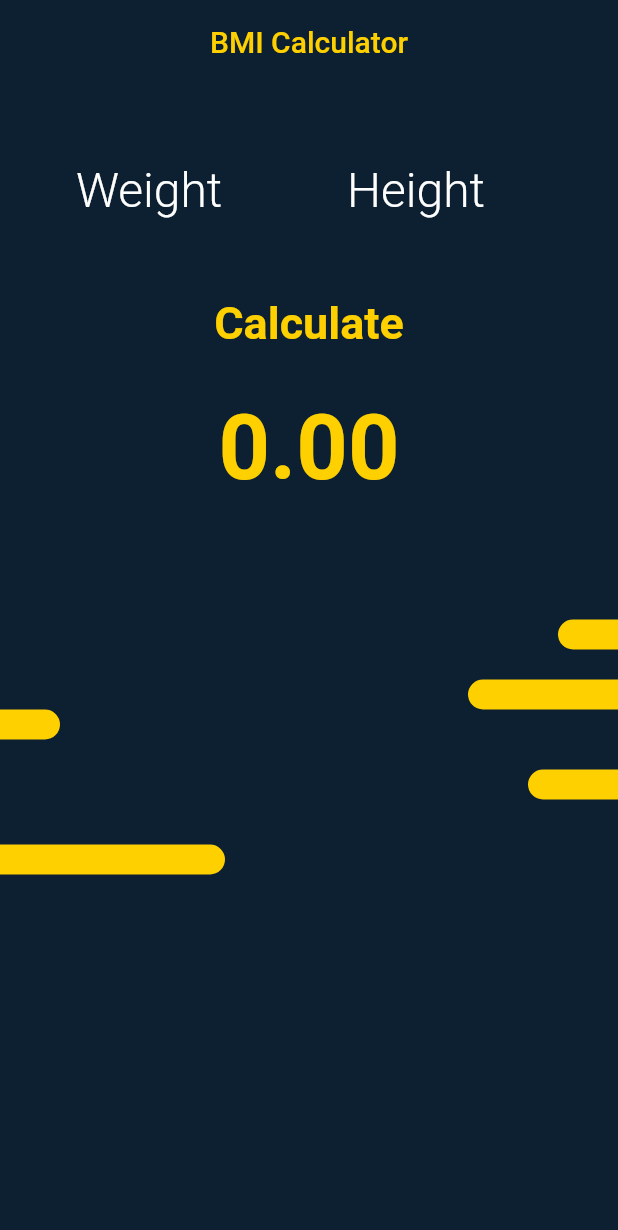
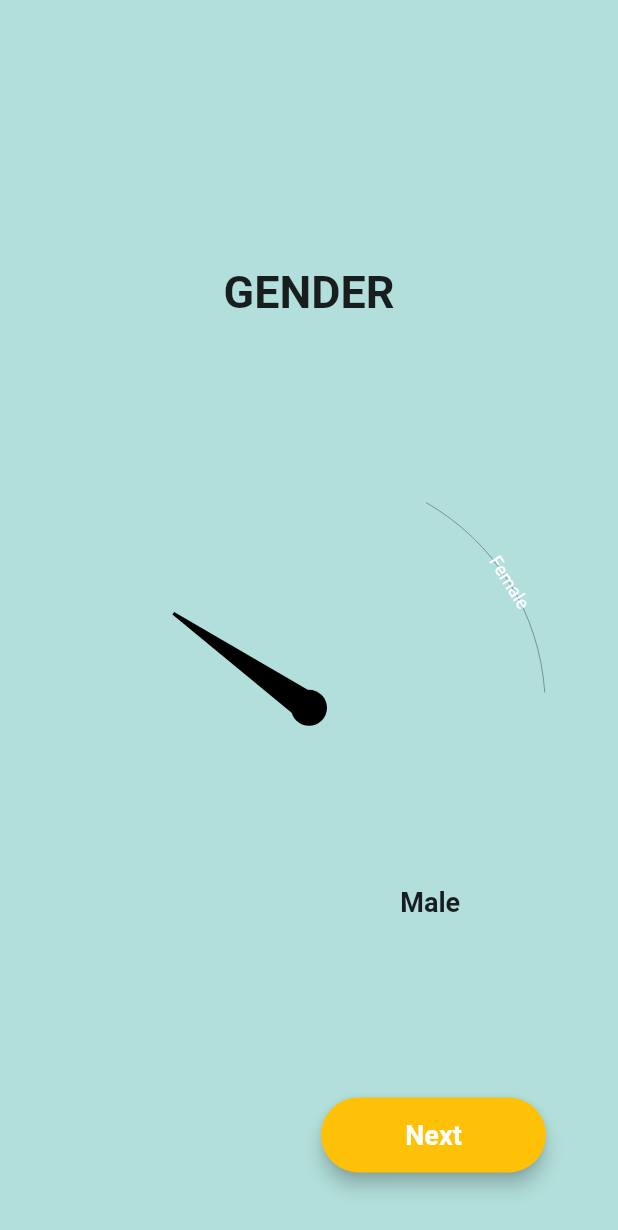
Before and after one commit to godsday/Flutter-BMI-Calculator, a Flutter app: the screen it shows after launch, on a phone screen of 412 x 824 dp. Shown: the top 1230 px of the screen. Run offline on Flutter 3.47's test engine with Material 2 defaults, Android fonts, the light colour scheme and no system bars; drawn by our look-alikes of syncfusion_flutter_gauges; our stand-ins replace get, hexcolor.

Commit message:
new dsign

```diff
--- a/lib/constants/app_const.dart
+++ b/lib/constants/app_const.dart
@@ -2,4 +2,4 @@ import 'package:flutter/material.dart';
 import 'package:hexcolor/hexcolor.dart';
 
  Color mainHexcolor =HexColor("#0C2032");
- Color accentHexColor = HexColor("#FFD000");
+ Color accentHexColor = HexColor("#DAC4F7");
--- a/lib/main.dart
+++ b/lib/main.dart
@@ -1,5 +1,6 @@
 
 import 'package:flutter/material.dart';
+import 'package:get/get.dart';
 
 import 'package:gmi_calculator/screen/screen_splash.dart';
 
@@ -12,9 +13,9 @@ class MyApp extends StatelessWidget {
   @override
   Widget build(BuildContext context) {
     WidgetsFlutterBinding.ensureInitialized();
-    return const MaterialApp(
+    return  GetMaterialApp(
       debugShowCheckedModeBanner: false,
-
+    theme: ThemeData(primarySwatch: Colors.blueGrey),
       home:  SplashScreen(),
 
 
--- /dev/null
+++ b/lib/screen/screen_gender/screen_gender.dart
@@ -0,0 +1,118 @@
+
+
+
+
+import 'package:flutter/material.dart';
+import 'package:get/get.dart';
+import 'package:syncfusion_flutter_gauges/gauges.dart';
+
+import '../screen_weight/screen_weight.dart';
+
+class GenderScreen extends StatelessWidget {
+  const GenderScreen({Key? key}) : super(key: key);
+
+  @override
+  Widget build(BuildContext context) {
+    return Scaffold(
+    //  appBar: AppBar(title: Text(""),),
+    backgroundColor: Colors.teal.shade100,
+      body: SafeArea(child: Column(
+        mainAxisAlignment: MainAxisAlignment.spaceAround,
+        children: [
+          const SizedBox(height: 50,),
+          const Text("GENDER",style:  TextStyle(
+            fontSize: 30,
+            fontWeight: FontWeight.bold
+          ),),
+         // SizedBox(height: 00,),
+         SizedBox(
+           child: SfRadialGauge(
+            axes:<RadialAxis> [
+              RadialAxis(
+                showLabels: false,
+                showAxisLine: false,
+                showTicks: false,
+                maximum: 99,
+                radiusFactor: 0.9,
+                ranges: <GaugeRange>[
+                GaugeRange(startValue: 20, endValue: 40,
+                label: "Male",
+                 startWidth: 0,
+                endWidth: 10,
+                sizeUnit:GaugeSizeUnit.factor,
+                color: Colors.black12,),
+                  GaugeRange(startValue: 40, endValue: 60,
+                label: "Other",
+                 startWidth: 0,
+                endWidth: 10,
+                sizeUnit:GaugeSizeUnit.factor ,
+               color: Colors.cyan.shade300,
+                ),
+                GaugeRange(startValue: 60, endValue: 80,
+                label: "Female",
+                 color: Colors.blueGrey.shade400,
+
+                   labelStyle: const GaugeTextStyle(
+                    ),
+                startWidth: 10,
+                endWidth:0,
+                sizeUnit: GaugeSizeUnit.factor,),],
+                   pointers: const <GaugePointer>[
+              NeedlePointer(
+
+                  value: 30,
+                  needleLength: 0.7,
+                  enableAnimation: true,
+                  enableDragging: true,
+                  knobStyle: KnobStyle(
+                    knobRadius: 12,
+                    sizeUnit: GaugeSizeUnit.logicalPixel,
+
+                  ))
+            ],
+
+            annotations:const<GaugeAnnotation> [
+               GaugeAnnotation(widget:   Text("Male",style:  TextStyle(
+            fontSize: 18,
+            fontWeight: FontWeight.bold)),
+              positionFactor: 1,
+              angle: 58,
+              )
+
+            ],
+
+              )
+
+            ],
+
+           ),
+         ),
+        //  Row(
+        //   mainAxisAlignment: MainAxisAlignment.spaceAround,
+        //   children: [
+        //   SizedBox(width:70),
+        //   Text("Male",style: TextStyle(
+        //     fontSize: 18,
+        //     fontWeight: FontWeight.bold))
+        //  ],),
+         Row(
+          mainAxisAlignment: MainAxisAlignment.spaceAround,
+           children: [
+            const SizedBox(width:70 ,),
+             ElevatedButton(onPressed: (){
+              Get.to(const WeightScreen());
+             },
+             style: ElevatedButton.styleFrom(fixedSize: const Size(150, 50),elevation: 5,primary: Colors.amber,
+              shape: RoundedRectangleBorder(borderRadius: BorderRadius.circular(30))),
+              child: const Text("Next",style:  TextStyle(
+            fontSize: 18,
+            fontWeight: FontWeight.bold))),
+           ],
+         )
+
+        ],
+      )),
+    );
+
+  }
+}
--- a/lib/screen/screen_home.dart
+++ /dev/null
@@ -1,160 +0,0 @@
-import 'package:flutter/material.dart';
-import 'package:gmi_calculator/constants/app_const.dart';
-import 'package:gmi_calculator/widgets/left_bar.dart';
-import 'package:gmi_calculator/widgets/right_bar.dart';
-
-class HomeScreen extends StatefulWidget {
-  const HomeScreen({Key? key}) : super(key: key);
-
-  @override
-  State<HomeScreen> createState() => _HomeScreenState();
-}
-
-class _HomeScreenState extends State<HomeScreen> {
-  final _weightcontroller = TextEditingController();
-  final _heightcontroller = TextEditingController();
-
-  @override
-  Widget build(BuildContext context) {
-    double _bmiResult = 0;
-    String _textResult = "";
-
-    return Scaffold(
-        appBar: AppBar(
-          title: Text(
-            'BMI Calculator',
-            style: TextStyle(
-                color: accentHexColor,
-                fontSize: 20,
-                fontWeight: FontWeight.w500),
-          ),
-          backgroundColor: Colors.transparent,
-          elevation: 0,
-          centerTitle: true,
-        ),
-        backgroundColor: mainHexcolor,
-        body: SingleChildScrollView(
-            child: Column(children: [
-          const SizedBox(
-            height: 40,
-          ),
-
-          Row(mainAxisAlignment: MainAxisAlignment.spaceEvenly, children: [
-            Container(
-              width: 130,
-              child: TextField(
-                controller: _weightcontroller,
-                keyboardType: TextInputType.number,
-                style: TextStyle(
-                    fontSize: 32,
-                    color: accentHexColor,
-                    fontWeight: FontWeight.w300),
-                decoration: const InputDecoration(
-                    hintText: 'Weight',
-                    border: InputBorder.none,
-                    hintStyle: TextStyle(
-                        fontSize: 32,
-                        fontWeight: FontWeight.w300,
-                        color: Colors.white)),
-              ),
-            ),
-            Container(
-              width: 130,
-              child: TextField(
-                controller: _heightcontroller,
-                keyboardType: TextInputType.number,
-                style: TextStyle(
-                    fontSize: 32,
-                    color: accentHexColor,
-                    fontWeight: FontWeight.w300),
-                decoration: const InputDecoration(
-                    hintText: 'Height',
-                    border: InputBorder.none,
-                    hintStyle: TextStyle(
-                        fontSize: 32,
-                        fontWeight: FontWeight.w300,
-                        color: Colors.white)),
-              ),
-            ),
-          ]),
-
-          const SizedBox(
-            height: 40,
-          ),
-          // ignore: avoid_unnecessary_containers
-           GestureDetector(
-            onTap: () {
-              double _h = double.parse(_heightcontroller.text);
-              double _w = double.parse(_weightcontroller.text);
-              setState(() {
-                print('object');
-                _bmiResult = (_w / (_h * _h));
-                if (_bmiResult > 20) {
-                  _textResult = "You\'re over weight";
-                } else if (_bmiResult >= 18 && _bmiResult <= 25) {
-                  _textResult = "Normal weight";
-                } else {
-                  _textResult = "You\'re under weight";
-                }
-              });
-             },
-             child: Container(
-                child: Text(
-              'Calculate',
-              style: TextStyle(
-                  fontSize: 30,
-                  fontWeight: FontWeight.bold,
-                  color: accentHexColor),
-            ),
-
-            ),
-           ),
-
-          const SizedBox(
-            height: 30,
-          ),
-          Container(
-            child: Text(
-              _bmiResult.toStringAsFixed(2),
-              style: TextStyle(
-                  fontSize: 60,
-                  fontWeight: FontWeight.bold,
-                  color: accentHexColor),
-            ),
-          ),
-          const SizedBox(
-            height: 30,
-          ),
-
-          Visibility(
-            visible: _textResult.isNotEmpty,
-            child: Container(
-              child: Text(
-                _textResult,
-                style: TextStyle(
-                    fontSize: 30,
-                    fontWeight: FontWeight.w400,
-                    color: accentHexColor),
-              ),
-            ),
-          ),
-          const SizedBox(
-            height: 50,
-          ),
-          const LeftBar(barwidth: 40),
-          const SizedBox(
-            height: 20,
-          ),
-          const LeftBar(barwidth: 100),
-          const RightBar(barwidth: 40),
-          const SizedBox(
-            height: 20,
-          ),
-          const LeftBar(barwidth: 60),
-          const SizedBox(
-            height: 30,
-          ),
-          const RightBar(barwidth: 150)
-        ],),),);
-  }
-}
--- a/lib/screen/screen_splash.dart
+++ b/lib/screen/screen_splash.dart
@@ -1,6 +1,6 @@
 import 'package:flutter/material.dart';
 import 'package:gmi_calculator/constants/app_const.dart';
-import 'package:gmi_calculator/screen/screen_home.dart';
+import 'package:gmi_calculator/screen/screen_gender/screen_gender.dart';
 
 
 class SplashScreen extends StatefulWidget {
@@ -34,6 +34,6 @@ class _SplashScreenState extends State<SplashScreen> {
   Future<void> _navigatetoHome() async {
     await Future.delayed(const Duration(seconds: 3));
     Navigator.of(context).pushReplacement(
-        MaterialPageRoute(builder: (context) => const HomeScreen()));
+        MaterialPageRoute(builder: (context) => const GenderScreen()));
   }
 }
--- a/lib/widgets/left_bar.dart
+++ /dev/null
@@ -1,34 +0,0 @@
-import 'package:flutter/material.dart';
-import 'package:gmi_calculator/constants/app_const.dart';
-
-class LeftBar extends StatelessWidget {
-
-
-final double barwidth;
-
-  const LeftBar({Key? key,required this.barwidth}) : super(key: key);
-
-
-  @override
-  Widget build(BuildContext context) {
-    return Row(
-      mainAxisAlignment: MainAxisAlignment.end,
-      children: [
-        Container(
-          height: 20,
-          width: barwidth,
-
-          decoration: BoxDecoration(
-            color: accentHexColor,
-            borderRadius:const BorderRadius.only(
-              topLeft: Radius.circular(10),
-              bottomLeft: Radius.circular(10)
-            )
-
-          ),
-        )
-      ],
-
-    );
-  }
-}
--- a/lib/widgets/right_bar.dart
+++ /dev/null
@@ -1,32 +0,0 @@
-import 'package:flutter/material.dart';
-import 'package:gmi_calculator/constants/app_const.dart';
-
-class RightBar extends StatelessWidget {
-
-  final double barwidth;
-
-  const RightBar({Key? key,required this.barwidth}) : super(key: key);
-
-  @override
-  Widget build(BuildContext context) {
-    return Row(
-      mainAxisAlignment: MainAxisAlignment.start,
-
-      children: [
-        Container(
-          height: 20,
-          width: barwidth,
-          decoration: BoxDecoration(
-            color: accentHexColor,
-            borderRadius:const BorderRadius.only(
-              topRight: Radius.circular(10),
-              bottomRight: Radius.circular(10)
-            )
-
-          ),
-        )
-      ],
-
-    );
-  }
-}
```
Also changed, not shown: lib/screen/screen_calculate/screen_calculate.dart (added, +15 -0 lines), lib/screen/screen_height/screen_height.dart (added, +214 -0 lines), lib/screen/screen_weight/screen_weight.dart (added, +102 -0 lines), pubspec.yaml (+2 -6 lines), pubspec.lock, 1 other file.
